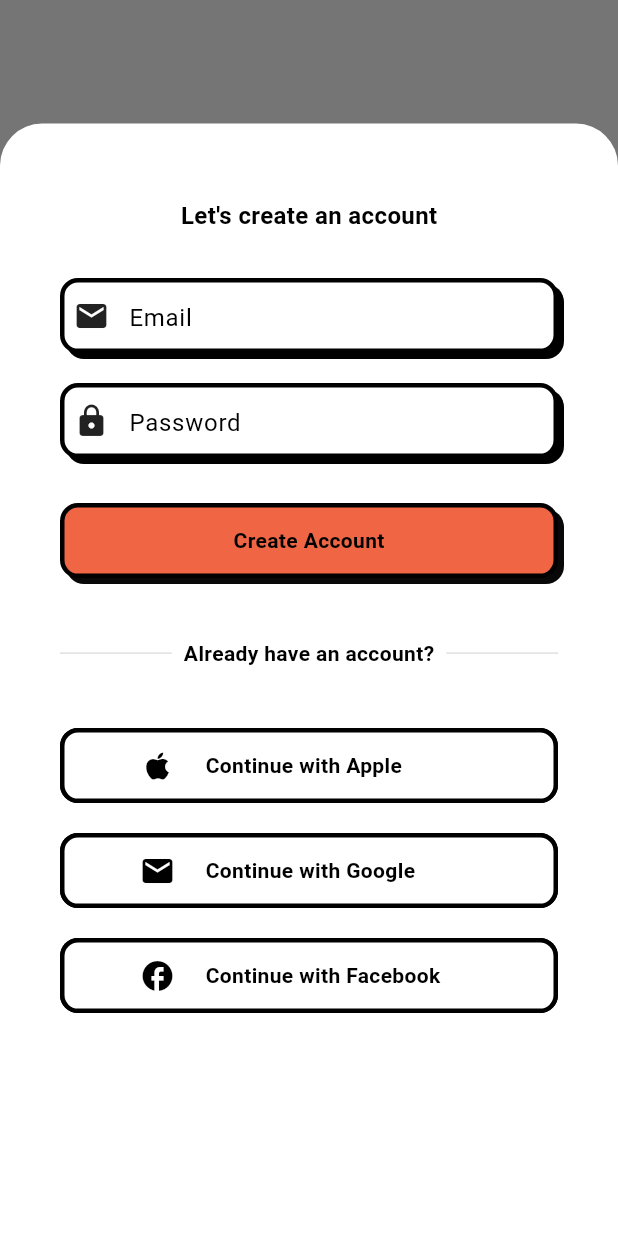
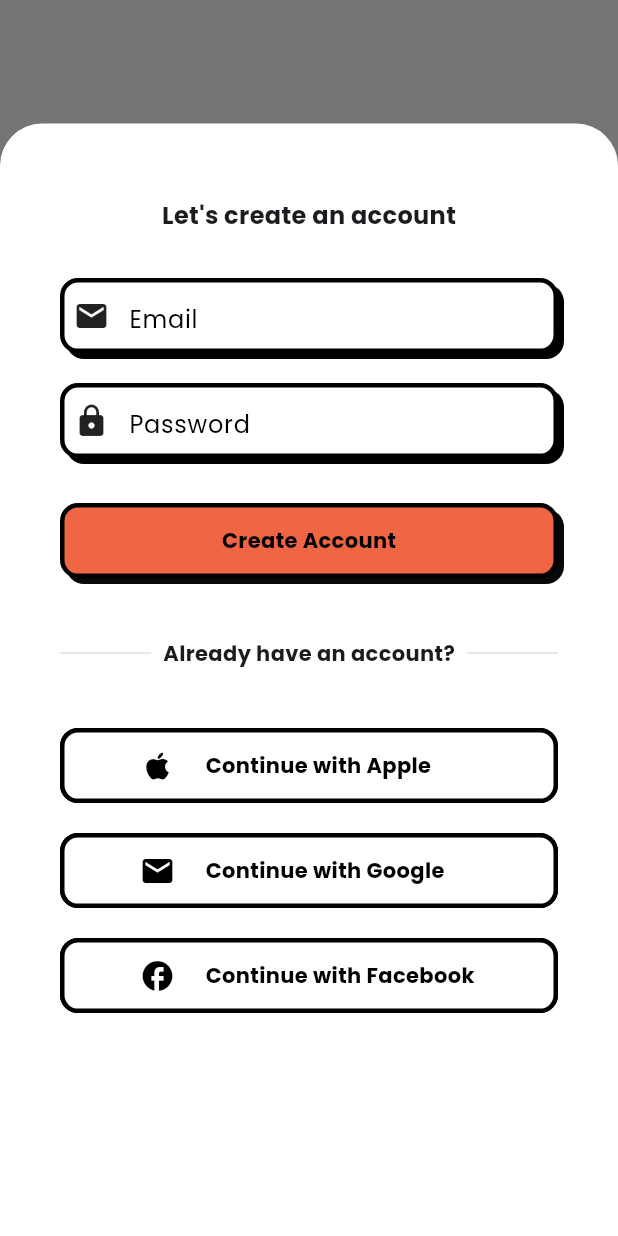
Before and after one commit to victor-riv/adventure-ai-app, a Flutter app: the screen it shows after launch, after a tap on "Let's Get Started", on a phone screen of 412 x 824 dp. Run offline on Flutter 3.47's test engine with Material 3 defaults, Android fonts, the phone set to English and light mode, and no system bars; our stand-ins replace firebase_auth, firebase_core, flutter_riverpod, flutter_svg, google_fonts, google_sign_in; missing offline and left inert: flutter_facebook_auth; accounts and stored records are empty.

Commit message:
Add GoogleFonts and refactor neu ui to have default border radius

```diff
--- a/lib/main.dart
+++ b/lib/main.dart
@@ -2,6 +2,7 @@ import 'package:flutter/material.dart';
 import 'package:flutter_riverpod/flutter_riverpod.dart';
 import 'package:firebase_core/firebase_core.dart';
 import 'package:flutter_svg/svg.dart';
+import 'package:google_fonts/google_fonts.dart';
 import 'firebase_options.dart';
 import 'screens/landing_page_screen.dart';
 
@@ -20,6 +21,8 @@ class MyApp extends ConsumerWidget {
     return MaterialApp(
         title: 'AI Travel Companion',
         theme: ThemeData.from(
+            textTheme:
+                GoogleFonts.poppinsTextTheme(Theme.of(context).textTheme),
             colorScheme: const ColorScheme.light()
                 .copyWith(background: const Color(0xFFFFFFFF))),
         home: const AdventureAiApp());
--- a/lib/screens/landing_page_screen.dart
+++ b/lib/screens/landing_page_screen.dart
@@ -46,14 +46,14 @@ class LandingPageScreen extends ConsumerWidget {
                     color: Colors.black,
                   ),
                 ),
+                const SizedBox(height: 5),
                 const Text(
                   'Welcome to Adventure Ai',
                   textAlign: TextAlign.left,
                   style: TextStyle(
-                    fontSize: 24,
-                    fontWeight: FontWeight.bold,
-                    color: Colors.black,
-                  ),
+                      fontSize: 24,
+                      fontWeight: FontWeight.bold,
+                      color: Colors.black),
                 ),
                 const SizedBox(height: 30),
                 SizedBox(
@@ -62,7 +62,6 @@ class LandingPageScreen extends ConsumerWidget {
                     width: double.infinity,
                     height: 60, // Adjust the height of the button
                     child: MyNeuTextButton(
-                      borderRadius: BorderRadius.circular(12),
                       buttonColor: const Color(0xFFF06543),
                       buttonHeight: 60,
                       enableAnimation: true,
@@ -106,15 +105,14 @@ class LandingPageScreen extends ConsumerWidget {
                 const SizedBox(height: 20),
                 SizedBox(
                   width: MediaQuery.of(context).size.width,
-                  child: SizedBox(
+                  child: const SizedBox(
                     width: double.infinity,
                     height: 60, // Adjust the height of the button
                     child: MyNeuTextButton(
-                      borderRadius: BorderRadius.circular(12),
                       buttonColor: Colors.white,
                       buttonHeight: 60,
                       enableAnimation: true,
-                      text: const Text(
+                      text: Text(
                         "Already have an account",
                       ),
                     ),
--- a/lib/screens/signup_screen.dart
+++ b/lib/screens/signup_screen.dart
@@ -53,7 +53,6 @@ class SignUpSheet extends ConsumerWidget {
                       .watch(loginFormStateNotiferProvider.notifier)
                       .setEmail(newEmail);
                 },
-                borderRadius: BorderRadius.circular(12),
                 borderColor: ref.watch(loginFormStateNotiferProvider).emailError
                     ? Colors.red
                     : Colors.black,
@@ -70,7 +69,6 @@ class SignUpSheet extends ConsumerWidget {
             SizedBox(
               height: buttonHeight,
               child: MyNeuSearchBar(
-                borderRadius: BorderRadius.circular(12),
                 leadingIcon: const Icon(Icons.lock),
                 searchBarColor: Colors.white,
                 hintText: 'Password',
@@ -102,7 +100,6 @@ class SignUpSheet extends ConsumerWidget {
                     text: const Text('Create Account',
                         style: TextStyle(
                             color: Colors.black, fontWeight: FontWeight.w700)),
-                    borderRadius: BorderRadius.circular(12),
                     buttonColor: const Color(0xFFF06543),
                     onPressed: ref.watch(authStateProvider).isLoading
                         ? null
```
